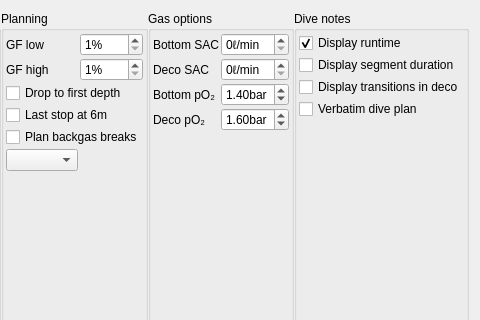
subsurface/subsurface, file qt-ui/plannerSettings.ui: the form before one commit; both pictures show x 622 to 1102 and y 0 to 320 of the 1102 by 442 pixel window.
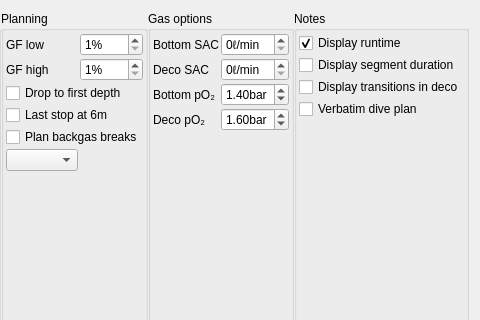
The form after the commit.

Commit message: Rename the tab "Dive info" to "Info", and "Dive notes" to "Notes"

The edit to the form file:
```diff
--- a/qt-ui/plannerSettings.ui
+++ b/qt-ui/plannerSettings.ui
@@ -475,7 +475,7 @@
        <item>
         <widget class="QGroupBox" name="groupBox_6">
          <property name="title">
-          <string>Dive notes</string>
+          <string>Notes</string>
          </property>
          <layout class="QGridLayout" name="gridLayout_6">
           <property name="leftMargin">
```
The commit also changes 4 other files.
